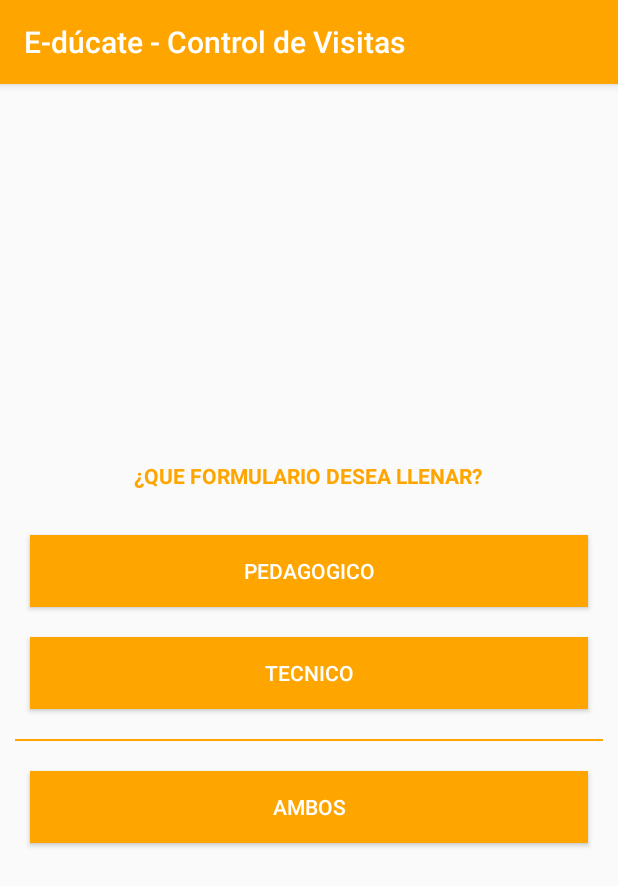
After one commit to fndos/Control-de-Visitas-Movil, an Android app: the EscogerFormularioActivity screen opened directly, with no data from a screen before it, on a phone screen of 412 x 824 dp. The commit adds this screen. Shown: the top 886 px of the screen. Run offline under Robolectric (Android 15) with nearby library versions, the phone set to English and light mode, and no system bars.

Commit message:
Correciones a las vistas

```diff
--- a/EducateMovilApp/app/src/main/AndroidManifest.xml
+++ b/EducateMovilApp/app/src/main/AndroidManifest.xml
@@ -37,8 +37,9 @@
             </intent-filter>
         </activity>
         <activity android:name=".ui.CheckInActivity" />
-        <activity android:name=".ui.DetallesEscuela"></activity>
-        <activity android:name=".ui.TecnicoFormularioActivity"></activity>
+        <activity android:name=".ui.DetallesEscuela" />
+        <activity android:name=".ui.TecnicoFormularioActivity" />
+        <activity android:name=".ui.EscogerFormularioActivity"></activity>
     </application>
 
 </manifest>
--- /dev/null
+++ b/EducateMovilApp/app/src/main/java/com/example/root/educateappcontrolvisitas/ui/EscogerFormularioActivity.java
@@ -0,0 +1,42 @@
+package com.example.root.educateappcontrolvisitas.ui;
+
+//import android.support.v7.app.AppCompatActivity;
+import android.content.Intent;
+import android.os.Bundle;
+import android.view.View;
+import android.widget.Button;
+import android.widget.TextView;
+
+import com.example.root.educateappcontrolvisitas.R;
+
+import androidx.appcompat.app.AppCompatActivity;
+
+public class EscogerFormularioActivity extends AppCompatActivity {
+
+    private TextView textView;
+    private Button btnPedagogico;
+    private Button btnTecnico;
+    private Button btnAmbos;
+
+
+    @Override
+    protected void onCreate(Bundle savedInstanceState) {
+        super.onCreate(savedInstanceState);
+        setContentView(R.layout.activity_escoger_formulario);
+
+
+        btnPedagogico = (Button) findViewById(R.id.btn_pedagogico);
+        btnTecnico = (Button) findViewById(R.id.btn_tecnico);
+        btnAmbos = (Button) findViewById(R.id.btn_ambos);
+
+
+        btnTecnico.setOnClickListener(new View.OnClickListener() {
+            @Override
+            public void onClick(View view) {
+                Intent formularioTecnico = new Intent(getApplicationContext(),TecnicoFormularioActivity.class);
+                startActivity(formularioTecnico);
+            }
+        });
+
+    }
+}
--- a/EducateMovilApp/app/src/main/res/layout/activity_check_in.xml
+++ b/EducateMovilApp/app/src/main/res/layout/activity_check_in.xml
@@ -115,7 +115,6 @@
                     android:layout_width="match_parent"
                     android:layout_height="wrap_content"
                     android:layout_below="@id/escuela_direccion"
-
                     android:text="CHECK-IN" />
 
 
--- a/EducateMovilApp/app/src/main/res/layout/fragment_escoger_formulario.xml
+++ b/EducateMovilApp/app/src/main/res/layout/activity_escoger_formulario.xml
@@ -1,11 +1,11 @@
 <?xml version="1.0" encoding="utf-8"?>
-<FrameLayout xmlns:android="http://schemas.android.com/apk/res/android"
+<LinearLayout xmlns:android="http://schemas.android.com/apk/res/android"
+    xmlns:app="http://schemas.android.com/apk/res-auto"
     xmlns:tools="http://schemas.android.com/tools"
     android:layout_width="match_parent"
     android:layout_height="match_parent"
-    tools:context=".ui.EscogerFormularioFragment">
+    tools:context=".ui.EscogerFormularioActivity">
 
-    <!-- TODO: Update blank fragment layout -->
 
     <LinearLayout
         android:orientation="vertical"
@@ -18,7 +18,6 @@
             android:layout_gravity="center"
             android:layout_width="wrap_content"
             android:layout_height="wrap_content"
-            android:layout_weight="1"
             android:layout_marginBottom="20dp"
             android:textColor="@color/colorPrimary"
             android:text="¿QUE FORMULARIO DESEA LLENAR?"
@@ -74,4 +73,4 @@
 
     </LinearLayout>
 
-</FrameLayout>
+</LinearLayout>
```
Also changed, not shown: EducateMovilApp/app/src/main/java/com/example/root/educateappcontrolvisitas/ui/CheckInActivity.java (+8 -7 lines), EducateMovilApp/app/src/main/java/com/example/root/educateappcontrolvisitas/ui/DetallesEscuela.java (+18 -0 lines), EducateMovilApp/app/src/main/java/com/example/root/educateappcontrolvisitas/ui/EscogerFormularioFragment.java (deleted, +0 -141 lines).
